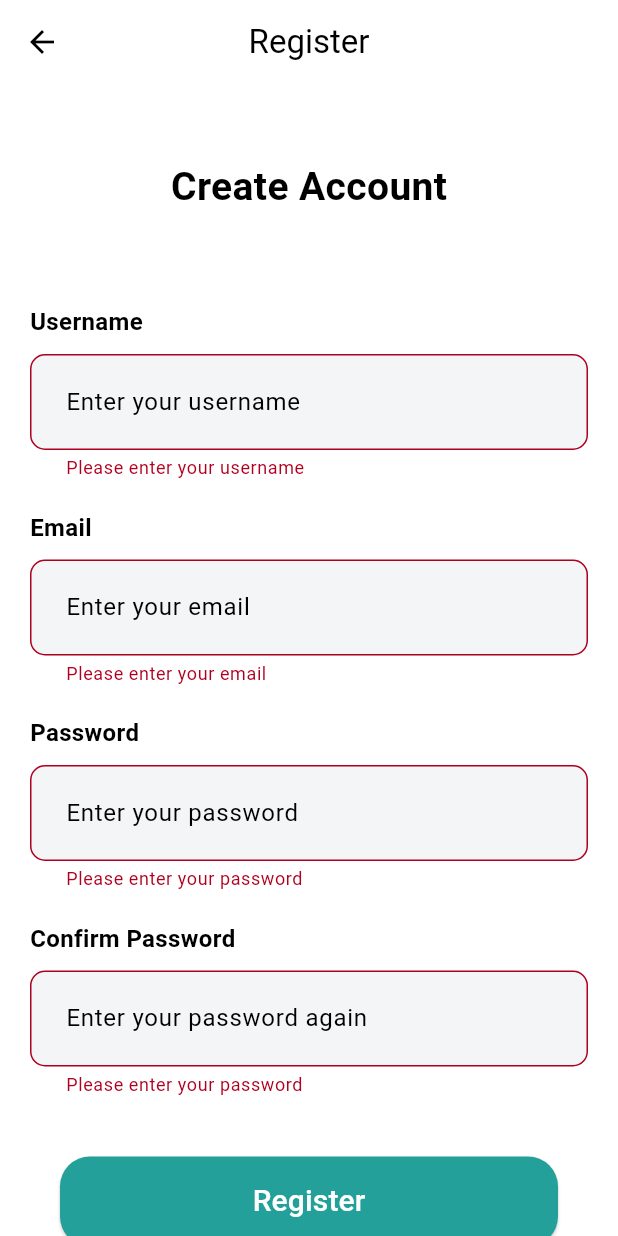
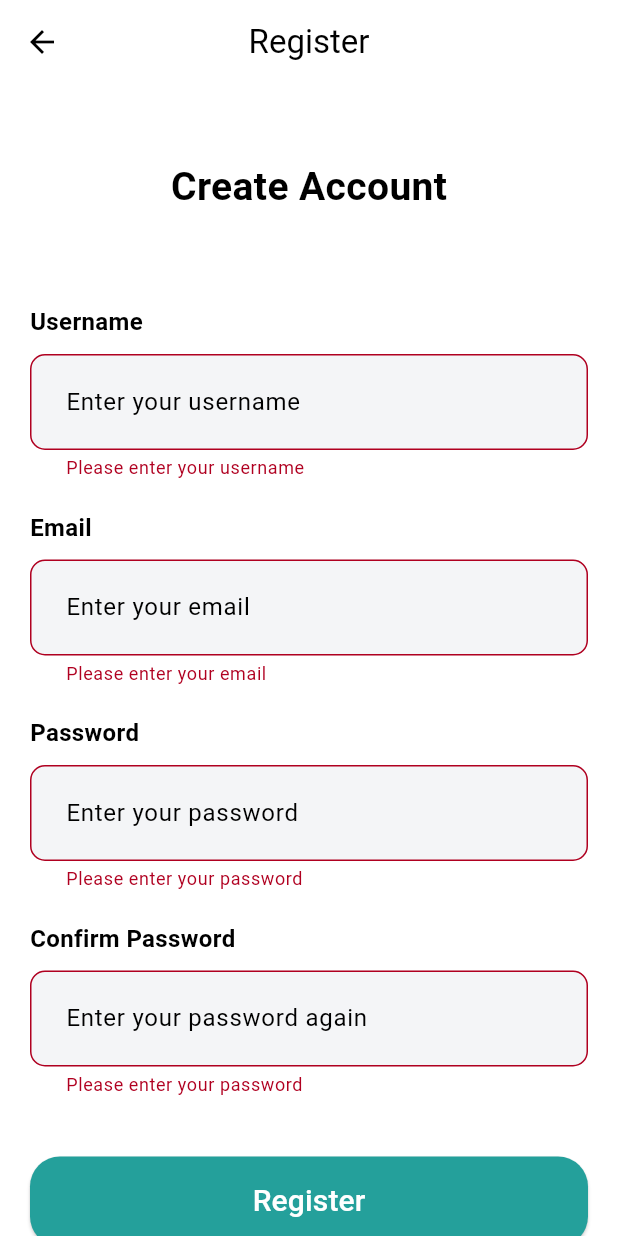
Before and after one commit to ZouheirN/Flutter_To-Do_App, a Flutter app: the RegisterScreen screen opened directly, after a tap on "Register", on a phone screen of 412 x 824 dp. Run offline on Flutter 3.47's test engine with Material 2 defaults, Android fonts, the phone set to English and light mode, and no system bars; our stand-ins replace google_nav_bar, otp_text_field; missing offline and left inert: count_down_time.

```diff
--- a/lib/main.dart
+++ b/lib/main.dart
@@ -7,6 +7,7 @@ void main() {
   SystemChrome.setSystemUIOverlayStyle(const SystemUiOverlayStyle(
     systemNavigationBarColor: Colors.white,
     systemNavigationBarDividerColor: Colors.white,
+    systemNavigationBarContrastEnforced: false,
   ));
 
   runApp(const MyApp());
--- a/lib/screens/register_screen.dart
+++ b/lib/screens/register_screen.dart
@@ -1,4 +1,5 @@
 import 'package:flutter/material.dart';
+import 'package:todo_app/screens/otp_screen.dart';
 import 'package:todo_app/widgets/buttons.dart';
 
 class RegisterScreen extends StatefulWidget {
@@ -12,6 +13,21 @@ class _RegisterScreenState extends State<RegisterScreen> {
   final _formKey = GlobalKey<FormState>();
   final TextEditingController _pass = TextEditingController();
   final TextEditingController _confirmPass = TextEditingController();
+
+  void _register() {
+    if (_formKey.currentState!.validate()) {
+      // ScaffoldMessenger.of(context).showSnackBar(
+      //     const SnackBar(
+      //         content: Text('Processing Data')));
+
+      //TODO send OTP
+
+      Navigator.of(context).push(
+        MaterialPageRoute(builder: (context) => const OTPScreen()),
+      );
+
+    }
+  }
 
   @override
   Widget build(BuildContext context) {
@@ -34,8 +50,8 @@ class _RegisterScreenState extends State<RegisterScreen> {
                     alignment: Alignment.center,
                     child: Text(
                       'Create Account',
-                        style: TextStyle(
-                            fontSize: 26, fontWeight: FontWeight.bold),
+                      style:
+                          TextStyle(fontSize: 26, fontWeight: FontWeight.bold),
                     ),
                   ),
                   const SizedBox(height: 40),
@@ -75,13 +91,6 @@ class _RegisterScreenState extends State<RegisterScreen> {
                                 if (value == null || value.isEmpty) {
                                   return 'Please enter your username';
                                 }
-                                  // final bool emailValid =
-                                  // RegExp(r"^[a-zA-Z0-9.a-zA-Z0-9.!#$%&'*+-/=?^_`{|}~]+@[a-zA-Z0-9]+\.[a-zA-Z]+")
-                                  //     .hasMatch(value);
-                                  //
-                                  // if (!emailValid) {
-                                  //   return 'Please enter a valid email';
-                                  // }
 
                                 final bool usernameValid = RegExp(
                                         r"^[A-Za-z0-9]+(?:[ _-][A-Za-z0-9]+)*$")
@@ -226,14 +235,8 @@ class _RegisterScreenState extends State<RegisterScreen> {
                             ),
                             PrimaryButton(
                               text: 'Register',
-                                  onPressed: () {
-                                    if (_formKey.currentState!.validate()) {
-                                      ScaffoldMessenger.of(context)
-                                          .showSnackBar(const SnackBar(
-                                              content:
-                                                  Text('Processing Data')));
-                                    }
-                                  }),
+                              onPressed: _register,
+                            ),
                           ],
                         ),
                       ),
@@ -244,6 +247,7 @@ class _RegisterScreenState extends State<RegisterScreen> {
             ),
           ],
         ),
-        ));
+      ),
+    );
   }
 }
--- a/lib/widgets/buttons.dart
+++ b/lib/widgets/buttons.dart
@@ -8,9 +8,7 @@ class PrimaryButton extends StatelessWidget {
 
   @override
   Widget build(BuildContext context) {
-    return Padding(
-      padding: const EdgeInsets.symmetric(horizontal: 20),
-      child: ElevatedButton(
+    return ElevatedButton(
       onPressed: () => onPressed(),
       style: ElevatedButton.styleFrom(
         backgroundColor: const Color(0xFF24A09B),
@@ -21,7 +19,6 @@ class PrimaryButton extends StatelessWidget {
       ),
       child: Text(text,
           style: const TextStyle(fontSize: 20, color: Colors.white)),
-      ),
     );
   }
 }
--- a/lib/widgets/card.dart
+++ b/lib/widgets/card.dart
@@ -7,7 +7,9 @@ class TaskCard extends StatelessWidget {
 
   @override
   Widget build(BuildContext context) {
-    return Card(
+    return Padding(
+      padding: const EdgeInsets.symmetric(vertical: 5),
+      child: Card(
         shape: RoundedRectangleBorder(
           borderRadius: BorderRadius.circular(8),
         ),
@@ -42,6 +44,7 @@ class TaskCard extends StatelessWidget {
             ),
           ],
         ),
+      ),
     );
   }
 }
--- a/pubspec.yaml
+++ b/pubspec.yaml
@@ -37,6 +37,7 @@ dependencies:
   cupertino_icons: ^1.0.2
   otp_text_field: ^1.1.3
   google_nav_bar: ^5.0.6
+  count_down_time: ^0.0.8
 
 dev_dependencies:
   flutter_test:
```
Also changed, not shown: lib/screens/individual_tasks_screen.dart (+15 -6 lines), lib/screens/login_screen.dart (+9 -13 lines), lib/screens/otp_screen.dart (+73 -19 lines), lib/screens/settings_screen.dart (+10 -0 lines), lib/screens/welcome_screen.dart (+6 -2 lines), pubspec.lock. Lines whose indentation alone changed are shown as unchanged.
